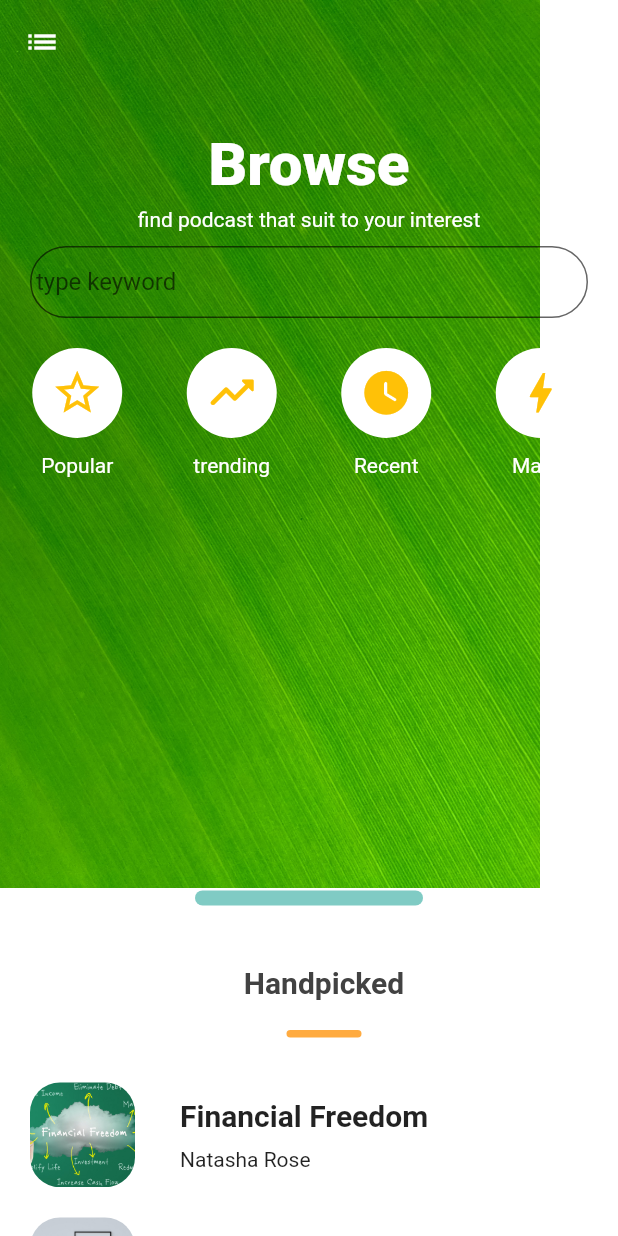
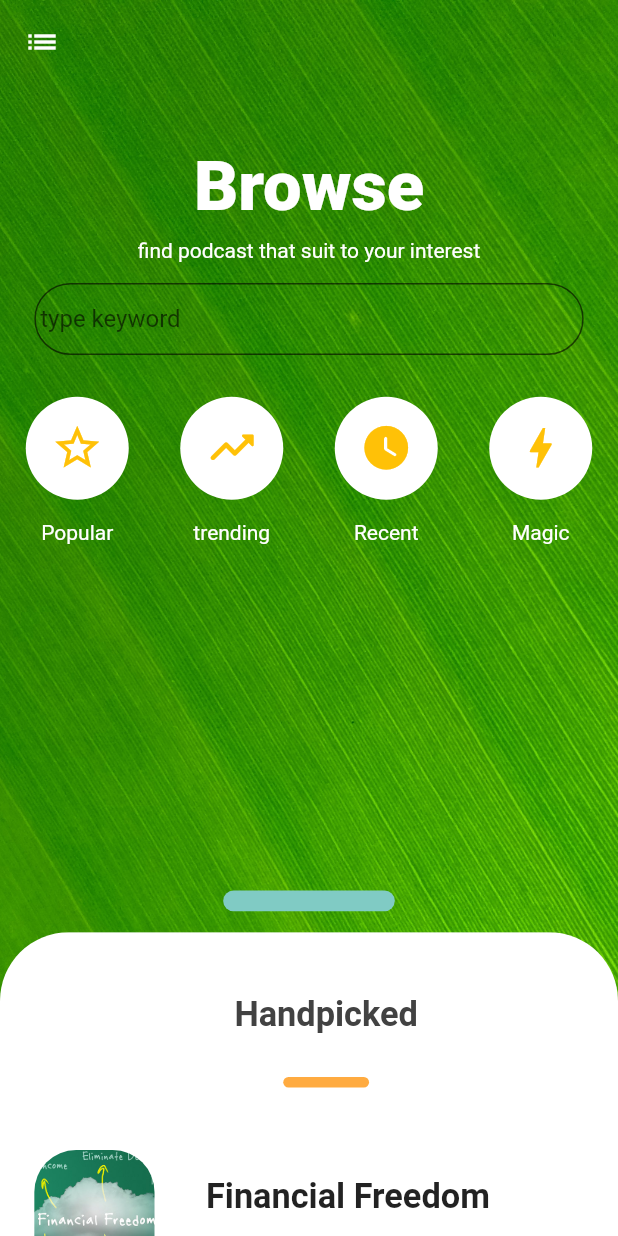
Before and after one commit to MohammedSalem1995/bodcast, a Flutter app: the screen it shows after launch, on a phone screen of 412 x 824 dp. Run offline on Flutter 3.47's test engine with Material 2 defaults, Android fonts, the phone set to English and light mode, and no system bars; our stand-ins replace flutter_screenutil.

Commit message:
make the app response

```diff
--- a/lib/dumy_data/writers.dart
+++ b/lib/dumy_data/writers.dart
@@ -2,11 +2,11 @@ import 'package:flutter/material.dart';
 import 'package:todo_ui/modules/writerModule.dart';
 
 List<Writer> writers=[
-  Writer("Natasha Rose",Image.asset("assets/images/natr.jpg",fit: BoxFit.cover,),25000),
-  Writer("Jane Rose",Image.asset("assets/images/JaRo.jpg",fit: BoxFit.cover,),250000),
-  Writer("Ronald Godez",Image.asset("assets/images/rodgo.jpg",fit: BoxFit.cover,),1000),
-  Writer("Ansicia",Image.asset("assets/images/Ansicia.jpg",fit: BoxFit.cover,),2000),
-  Writer("Robert Dun",Image.asset("assets/images/rodn.jpg",fit: BoxFit.cover,),10000),
-  Writer("Momo rere",Image.asset("assets/images/momorere.jpg",fit: BoxFit.cover,),200),
-  Writer("mohammed",Image.asset("assets/images/mohammed.jpg",fit: BoxFit.cover,),500)
+  Writer("Natasha Rose","assets/images/natr.jpg",25000),
+  Writer("Jane Rose","assets/images/JaRo.jpg",250000),
+  Writer("Ronald Godez","assets/images/rodgo.jpg",1000),
+  Writer("Ansicia","assets/images/Ansicia.jpg",2000),
+  Writer("Robert Dun","assets/images/rodn.jpg",10000),
+  Writer("Momo rere","assets/images/momorere.jpg",200),
+  Writer("mohammed","assets/images/mohammed.jpg",500)
 ];
--- a/lib/modules/writerModule.dart
+++ b/lib/modules/writerModule.dart
@@ -1,7 +1,7 @@
 import 'package:flutter/material.dart';
 
 class Writer{
-  Image image;
+  String image;
   String name;
   int followers;
   Writer(this.name,this.image,this.followers);
--- a/lib/ui/pages/main_page.dart
+++ b/lib/ui/pages/main_page.dart
@@ -8,7 +8,7 @@ import 'package:todo_ui/ui/pages/subject_page.dart';
 import 'package:todo_ui/ui/widget/evaluation_iteam.dart';
 import 'package:todo_ui/ui/widget/subject_iteam.dart';
 import 'package:todo_ui/ui/widget/writer_iteam.dart';
-
+import 'package:flutter_screenutil/flutter_screenutil.dart';
 
 
 
@@ -22,8 +22,8 @@ class MainPage extends StatelessWidget{
           child: Image.asset(
             "assets/images/background.jpg",
             fit: BoxFit.cover,),
-          width: 360,
-          height:592,
+          width: 360.w,
+          height:592.h,
         ),
         Scaffold(
           backgroundColor: Colors.transparent,
@@ -38,7 +38,7 @@ class MainPage extends StatelessWidget{
               Column(
                 crossAxisAlignment: CrossAxisAlignment.stretch,
                 children: [
-                  SizedBox(height: 30,),
+                  SizedBox(height: 30.h,),
                   Text(
                     "Browse",
                     textAlign: TextAlign.center,
@@ -46,12 +46,12 @@ class MainPage extends StatelessWidget{
                         color: Colors.white,
                         backgroundColor: Colors.transparent,
                         decorationColor: Colors.transparent,
-                        fontSize: 40,
+                        fontSize: 40.sp,
                         fontWeight: FontWeight.w900
                     ),
 
                   ),
-                  SizedBox(height: 5,),
+                  SizedBox(height: 5.h,),
                   Text("find podcast that suit to your interest",
                     textAlign: TextAlign.center,
                     style: TextStyle(
@@ -59,9 +59,9 @@ class MainPage extends StatelessWidget{
                     ),
 
                   ),
-                  SizedBox(height: 10,),
+                  SizedBox(height: 10.h,),
                   Container(
-                    margin:EdgeInsets.only(right: 20,left: 20),
+                    margin:EdgeInsets.only(right: 20.w,left: 20.w),
                     child: TextField(
                       decoration: InputDecoration(
                         contentPadding: EdgeInsets.only(
@@ -72,13 +72,13 @@ class MainPage extends StatelessWidget{
                         hoverColor: Colors.white,
                         focusColor: Colors.white,
                         border: OutlineInputBorder(
-                          borderSide: BorderSide(width: 10, color: Colors.red),
+                          borderSide: BorderSide(width: 10.w, color: Colors.red),
                           borderRadius: BorderRadius.circular(40),
                         ),
                       ),
                     ),
                   ),
-                  SizedBox(height: 20,),
+                  SizedBox(height: 20.h,),
                   Row(
                     mainAxisAlignment: MainAxisAlignment.spaceAround,
                     children: evaluates.map((e) {
@@ -102,45 +102,45 @@ class MainPage extends StatelessWidget{
                             // clipBehavior: Clip.antiAlias, //clip the child that over the cover
                             decoration: BoxDecoration(
 
-                              borderRadius: BorderRadius.circular(40),
+                              borderRadius: BorderRadius.circular(40.r),
 
                               color: Colors.teal.shade200,
                             ),
-                            width:10,
-                            height: 10,
-                            margin:   EdgeInsets.only(right: 130,left: 130),
+                            width:10.w,
+                            height: 10.h,
+                            margin:   EdgeInsets.only(right: 130.w,left: 130.w),
                           ),
-                          SizedBox(height: 10,),
+                          SizedBox(height: 10.h,),
                           Container(
                             clipBehavior: Clip.antiAlias, //clip the child that over the cover
                             decoration: BoxDecoration(
-                    borderRadius: BorderRadius.only(topLeft: Radius.circular(40),topRight: Radius.circular(40)),),
+                    borderRadius: BorderRadius.only(topLeft: Radius.circular(40.r),topRight: Radius.circular(40.r)),),
                             child: Container(
                               color: Colors.white,
                               child: Container(
-                                margin: EdgeInsets.only(left: 20),
+                                margin: EdgeInsets.only(left: 20.w),
                                 child: Column(
                                   children: [
-                                    SizedBox(height: 30,),
+                                    SizedBox(height: 30.h,),
                                     Text("Handpicked",
                                       style: TextStyle(
-                                        fontSize: 20,
+                                        fontSize: 20.sp,
                                         fontWeight: FontWeight.bold,
                                         color: Colors.grey[800],
                                       ),
                                     ),
-                                    SizedBox(height: 20,),
+                                    SizedBox(height: 20.h,),
                                     Container(
                                       // clipBehavior: Clip.antiAlias, //clip the child that over the cover
                                       decoration: BoxDecoration(
-                                        borderRadius: BorderRadius.circular(40),
+                                        borderRadius: BorderRadius.circular(40.r),
                                         color: Colors.orangeAccent,
                                       ),
-                                      width:50,
-                                      height: 5,
+                                      width:50.w,
+                                      height: 5.h,
                                       //   margin:   EdgeInsets.only(right: 10,left: 130),
                                     ),
-                                    SizedBox(height: 20,),
+                                    SizedBox(height: 20.h,),
 
                                     Column(
                                       children: subjects.map((e) {
@@ -157,14 +157,14 @@ class MainPage extends StatelessWidget{
                                             child: SubjectItem(e));
                                       }).toList(),
                                     ),
-                                    SizedBox(height: 10,),
+                                    SizedBox(height: 10.h,),
                                     Align(
                                       child: Text(
                                         "Top Authors",
                                       ),
                                       alignment: Alignment.centerLeft,
                                     ),
-                                    SizedBox(height: 10,),
+                                    SizedBox(height: 10.h,),
                                     SingleChildScrollView(
                                       scrollDirection: Axis.horizontal,
                                       child: Row(
--- a/lib/ui/widget/evaluation_iteam.dart
+++ b/lib/ui/widget/evaluation_iteam.dart
@@ -1,7 +1,7 @@
 
 import 'package:flutter/cupertino.dart';
 import 'package:flutter/material.dart';
-
+import 'package:flutter_screenutil/flutter_screenutil.dart';
 class EvaluationIteam extends StatelessWidget{
   Icon evIcon;
   String evname;
@@ -16,9 +16,9 @@ class EvaluationIteam extends StatelessWidget{
           CircleAvatar(
             child: evIcon,
             backgroundColor: Colors.white,
-            radius:30,
+            radius:30.r,
           ),
-          SizedBox(height: 10,),
+          SizedBox(height: 10.h,),
           Text(evname , style: TextStyle(color: c),),
         ],
       ),
--- a/lib/ui/widget/subject_iteam.dart
+++ b/lib/ui/widget/subject_iteam.dart
@@ -1,6 +1,6 @@
 import 'package:flutter/cupertino.dart';
 import 'package:todo_ui/modules/subject_module.dart';
-
+import 'package:flutter_screenutil/flutter_screenutil.dart';
 class SubjectItem extends StatelessWidget{
   final Subject subject;
   SubjectItem(this.subject);
@@ -8,23 +8,23 @@ class SubjectItem extends StatelessWidget{
   Widget build(BuildContext context) {
     // TODO: implement build
     return Container(
-      margin: EdgeInsets.only(bottom: 10,top: 10),
+      margin: EdgeInsets.only(bottom: 10.h,top: 10.h),
       child: Row(
         children: [
           Container(
-            height: 70,
-            width: 70,
+            height: 70.h,
+            width: 70.w,
             clipBehavior: Clip.antiAlias,
-            decoration: BoxDecoration(borderRadius: BorderRadius.circular(20)),
+            decoration: BoxDecoration(borderRadius: BorderRadius.circular(20.h)),
             child: subject.image,
           ),
-          SizedBox(width: 30,),
+          SizedBox(width: 30.w,),
           Column(
             crossAxisAlignment: CrossAxisAlignment.start,
             children: [
-              Text(subject.title,style: TextStyle(fontSize: 20,fontWeight: FontWeight.bold),),
-              SizedBox(height: 10,),
-              Text(subject.writer.name),
+              Text(subject.title,style: TextStyle(fontSize: 20.sp,fontWeight: FontWeight.bold),),
+              SizedBox(height: 10.h,),
+              Text(subject.writer.name,style: TextStyle(fontSize: 16.sp,),),
             ],
           ),
         ],
```
Also changed, not shown: lib/main.dart (+7 -3 lines), lib/ui/pages/subject_page.dart (+22 -17 lines), lib/ui/widget/writer_iteam.dart (+16 -11 lines).
